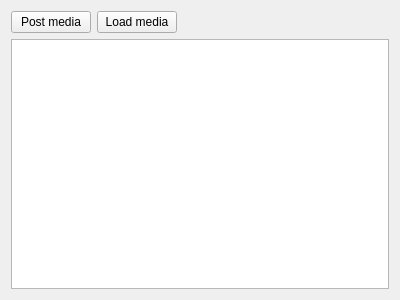
Old version of the form gui/displaymultimediagui.ui in the repository Huy-Nguyen-HCI/RocketBook.
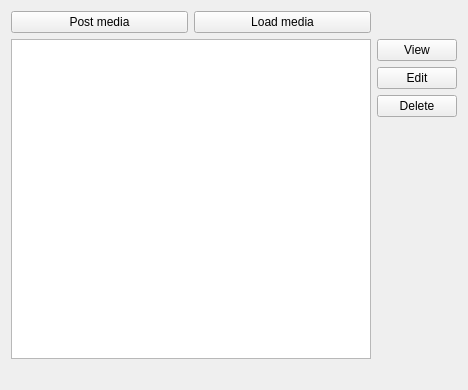
New version of the form.

```diff
--- a/gui/displaymultimediagui.ui
+++ b/gui/displaymultimediagui.ui
@@ -6,8 +6,8 @@
    <rect>
     <x>0</x>
     <y>0</y>
-    <width>400</width>
-    <height>300</height>
+    <width>468</width>
+    <height>390</height>
    </rect>
   </property>
   <property name="windowTitle">
@@ -23,19 +23,6 @@
        </property>
       </widget>
      </item>
-     <item row="0" column="2">
-      <spacer name="horizontalSpacer">
-       <property name="orientation">
-        <enum>Qt::Horizontal</enum>
-       </property>
-       <property name="sizeHint" stdset="0">
-        <size>
-         <width>40</width>
-         <height>20</height>
-        </size>
-       </property>
-      </spacer>
-     </item>
      <item row="0" column="1">
       <widget class="QPushButton" name="loadButton">
        <property name="text">
@@ -48,6 +35,51 @@
    <item row="1" column="0">
     <widget class="QListWidget" name="multimediaList"/>
    </item>
+   <item row="1" column="1">
+    <layout class="QVBoxLayout" name="verticalLayout">
+     <item>
+      <widget class="QPushButton" name="viewButton">
+       <property name="text">
+        <string>View</string>
+       </property>
+      </widget>
+     </item>
+     <item>
+      <widget class="QPushButton" name="editButton">
+       <property name="text">
+        <string>Edit</string>
+       </property>
+      </widget>
+     </item>
+     <item>
+      <widget class="QPushButton" name="deleteButton">
+       <property name="text">
+        <string>Delete</string>
+       </property>
+      </widget>
+     </item>
+     <item>
+      <spacer name="verticalSpacer">
+       <property name="orientation">
+        <enum>Qt::Vertical</enum>
+       </property>
+       <property name="sizeHint" stdset="0">
+        <size>
+         <width>20</width>
+         <height>40</height>
+        </size>
+       </property>
+      </spacer>
+     </item>
+    </layout>
+   </item>
+   <item row="2" column="0">
+    <widget class="QLabel" name="message">
+     <property name="text">
+      <string/>
+     </property>
+    </widget>
+   </item>
   </layout>
  </widget>
  <resources/>
```
